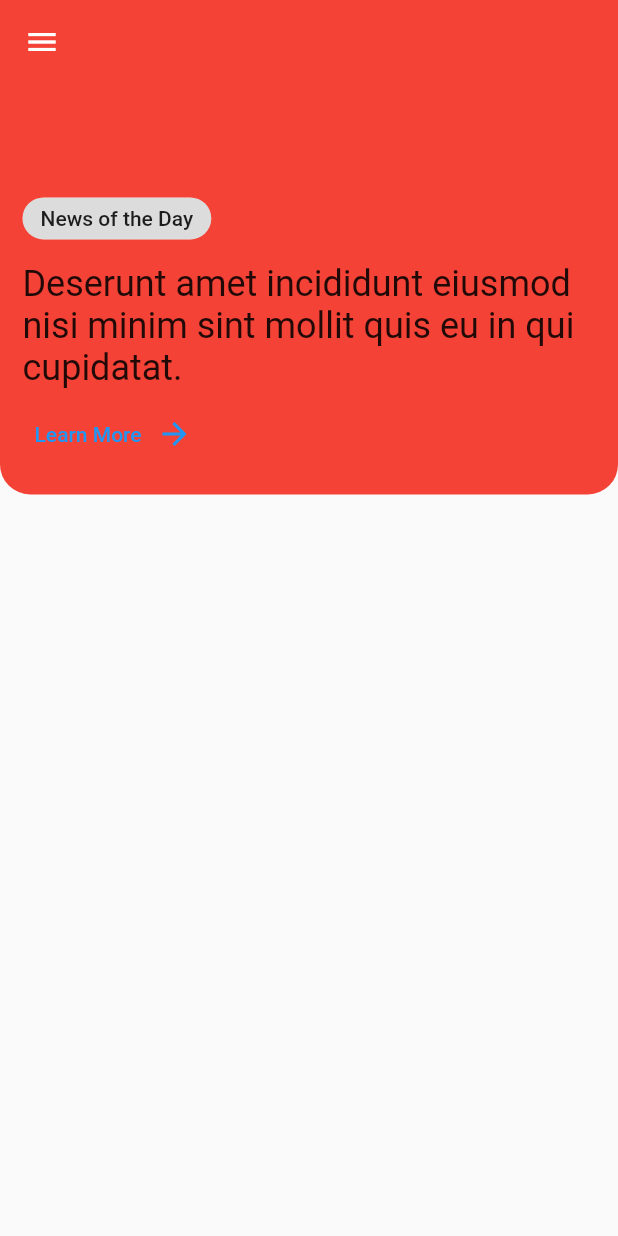
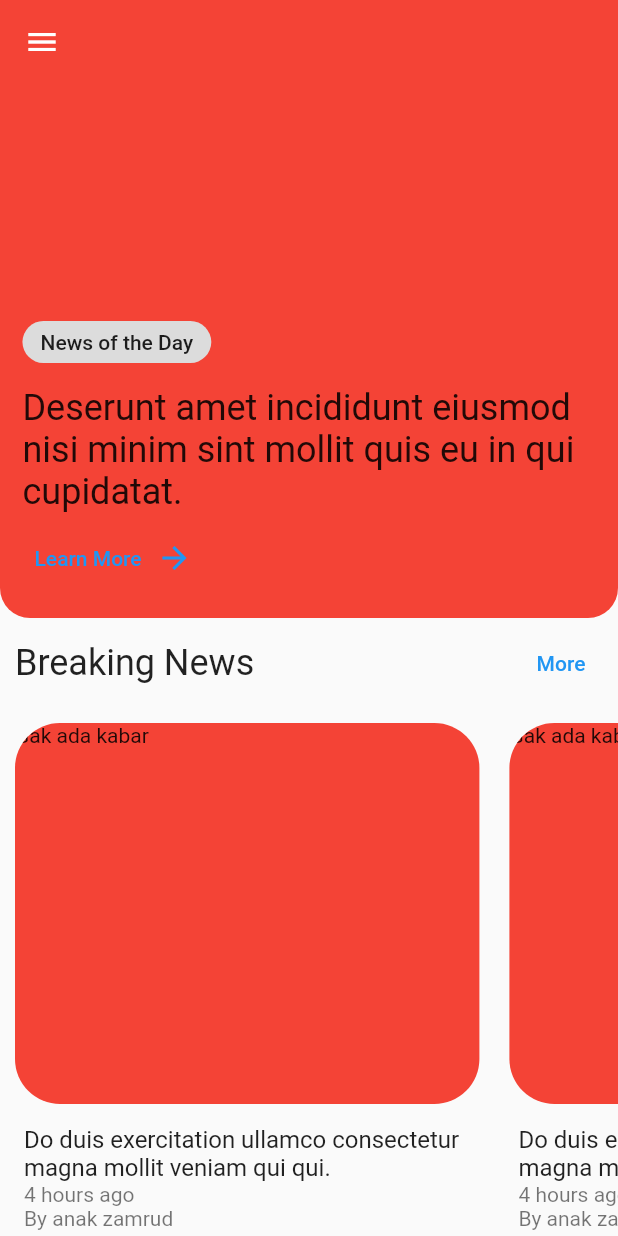
Before and after one commit to putra4648/portal_berita_indonesia, a Flutter app: the screen it shows after launch, on a phone screen of 412 x 824 dp. Run offline on Flutter 3.47's test engine with Material 2 defaults, Android fonts, the light colour scheme and no system bars; our stand-ins replace bloc, cookie_jar, dio, dio_cookie_manager; generated files the repository leaves out were written again.

Commit message:
Add home screen

```diff
--- a/lib/home/view/home.dart
+++ b/lib/home/view/home.dart
@@ -20,16 +20,16 @@ class Home extends StatelessWidget {
         drawer: const Drawer(),
         body: Column(
           children: [
-            Container(
-              height: MediaQuery.of(context).size.height * 0.4,
-              width: double.infinity,
+            Expanded(
+              child: Container(
                 decoration: const BoxDecoration(
                   color: Colors.red,
                   borderRadius: BorderRadius.vertical(
                     bottom: Radius.circular(20),
                   ),
                 ),
-              padding: const EdgeInsets.symmetric(horizontal: 15, vertical: 20),
+                padding:
+                    const EdgeInsets.symmetric(horizontal: 15, vertical: 20),
                 child: Column(
                   crossAxisAlignment: CrossAxisAlignment.start,
                   mainAxisAlignment: MainAxisAlignment.end,
@@ -40,8 +40,7 @@ class Home extends StatelessWidget {
                     Padding(
                       padding: const EdgeInsets.symmetric(vertical: 10),
                       child: Text(
-                      '''
-Deserunt amet incididunt eiusmod nisi minim sint mollit quis eu in qui cupidatat.''',
+                        'Deserunt amet incididunt eiusmod nisi minim sint mollit quis eu in qui cupidatat.',
                         style: Theme.of(context).textTheme.headline5,
                         maxLines: 3,
                         overflow: TextOverflow.ellipsis,
@@ -61,6 +60,69 @@ Deserunt amet incididunt eiusmod nisi minim sint mollit quis eu in qui cupidatat
                   ],
                 ),
               ),
+            ),
+            Expanded(
+              child: Column(
+                children: [
+                  Padding(
+                    padding: const EdgeInsets.all(10),
+                    child: Row(
+                      mainAxisAlignment: MainAxisAlignment.spaceBetween,
+                      children: [
+                        Text(
+                          'Breaking News',
+                          style: Theme.of(context).textTheme.headline5,
+                        ),
+                        TextButton(onPressed: () {}, child: const Text('More'))
+                      ],
+                    ),
+                  ),
+                  Expanded(
+                    child: ListView.builder(
+                      scrollDirection: Axis.horizontal,
+                      itemCount: 5,
+                      itemBuilder: (context, index) {
+                        return LimitedBox(
+                          maxWidth: MediaQuery.of(context).size.width * 0.8,
+                          child: Column(
+                            children: [
+                              /// Image
+                              Expanded(
+                                child: Container(
+                                  decoration: BoxDecoration(
+                                    borderRadius: BorderRadius.circular(30),
+                                    color: Colors.red,
+                                  ),
+                                  clipBehavior: Clip.antiAlias,
+                                  width: double.infinity,
+                                  margin: const EdgeInsets.all(10),
+                                  child: Text('Gak ada kabar'),
+                                ),
+                              ),
+                              ListTile(
+                                title: Text(
+                                  'Do duis exercitation ullamco consectetur magna mollit veniam qui qui.',
+                                  maxLines: 2,
+                                  overflow: TextOverflow.ellipsis,
+                                ),
+                                isThreeLine: true,
+                                subtitle: Column(
+                                  crossAxisAlignment: CrossAxisAlignment.start,
+                                  children: const [
+                                    Text('4 hours ago'),
+                                    Text('By anak zamrud')
+                                  ],
+                                ),
+                              ),
+                            ],
+                          ),
+                        );
+                      },
+                    ),
+                  )
+                ],
+              ),
+            )
           ],
         ),
       ),
```
Lines whose indentation alone changed are shown as unchanged.
